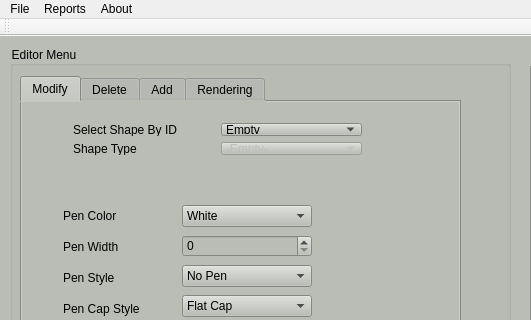
First picture: the form in MainWindow/mainwindow.ui, repository etyler0/ClassProject, before the edit; both pictures show x 0 to 531 and y 0 to 320 of the 1200 by 658 pixel window.
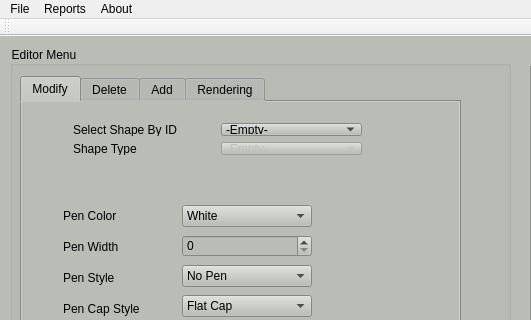
Second picture: the form after the edit. The open tabs and pages were chosen to show the change.

Commit message: Del tab is complete

What changed in the file:
```diff
--- a/MainWindow/mainwindow.ui
+++ b/MainWindow/mainwindow.ui
@@ -736,7 +736,7 @@
            <widget class="QComboBox" name="comboBox_mod_ID">
             <item>
              <property name="text">
-              <string>Empty</string>
+              <string>-Empty-</string>
              </property>
             </item>
            </widget>
```
The commit also changes 1 other file.
